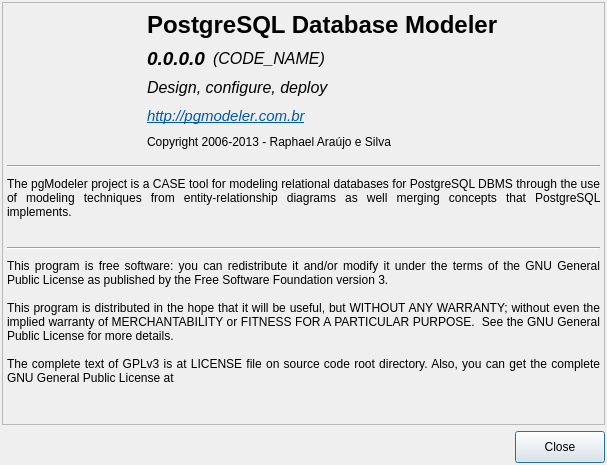
Above: libpgmodeler_ui/ui/aboutform.ui from pgmodeler/pgmodeler before the change. Below: the same form after it.
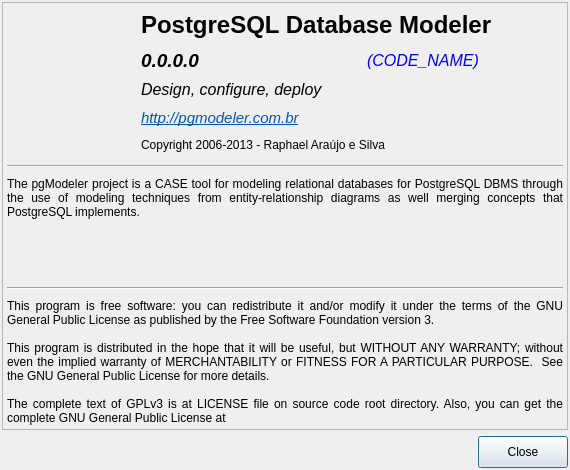
That is the form after the change. Icons and pictures are not drawn.

Commit message: Added the basic structure for database import (helper and form).

What changed in the file:
```diff
--- a/libpgmodeler_ui/ui/aboutform.ui
+++ b/libpgmodeler_ui/ui/aboutform.ui
@@ -9,26 +9,26 @@
    <rect>
     <x>0</x>
     <y>0</y>
-    <width>607</width>
-    <height>465</height>
+    <width>570</width>
+    <height>470</height>
    </rect>
   </property>
   <property name="sizePolicy">
-   <sizepolicy hsizetype="Fixed" vsizetype="Preferred">
+   <sizepolicy hsizetype="Fixed" vsizetype="Fixed">
     <horstretch>0</horstretch>
     <verstretch>0</verstretch>
    </sizepolicy>
   </property>
   <property name="minimumSize">
    <size>
-    <width>600</width>
-    <height>465</height>
+    <width>570</width>
+    <height>470</height>
    </size>
   </property>
   <property name="maximumSize">
    <size>
-    <width>607</width>
-    <height>465</height>
+    <width>570</width>
+    <height>470</height>
    </size>
   </property>
   <property name="windowTitle">
@@ -111,7 +111,7 @@
      <property name="frameShadow">
       <enum>QFrame::Raised</enum>
      </property>
-     <layout class="QGridLayout" name="gridLayout_4">
+     <layout class="QVBoxLayout" name="verticalLayout">
       <property name="leftMargin">
        <number>4</number>
       </property>
@@ -124,44 +124,10 @@
       <property name="bottomMargin">
        <number>4</number>
       </property>
-      <item row="0" column="0">
-       <widget class="QLabel" name="label">
-        <property name="sizePolicy">
-         <sizepolicy hsizetype="Fixed" vsizetype="Fixed">
-          <horstretch>0</horstretch>
-          <verstretch>0</verstretch>
-         </sizepolicy>
-        </property>
-        <property name="minimumSize">
-         <size>
-          <width>128</width>
-          <height>148</height>
-         </size>
-        </property>
-        <property name="maximumSize">
-         <size>
-          <width>128</width>
-          <height>148</height>
-         </size>
-        </property>
-        <property name="text">
-         <string/>
-        </property>
-        <property name="pixmap">
-         <pixmap resource="../res/resources.qrc">:/imagens/imagens/pgmodeler_splash.png</pixmap>
-        </property>
-        <property name="scaledContents">
-         <bool>true</bool>
-        </property>
-       </widget>
-      </item>
-      <item row="0" column="1">
-       <layout class="QGridLayout" name="gridLayout_2">
-        <property name="leftMargin">
-         <number>6</number>
-        </property>
-        <item row="1" column="0" colspan="2">
-         <widget class="QLabel" name="pgmodeler_ver_lbl">
+      <item>
+       <layout class="QGridLayout" name="gridLayout">
+        <item row="0" column="0" rowspan="5">
+         <widget class="QLabel" name="label">
           <property name="sizePolicy">
            <sizepolicy hsizetype="Fixed" vsizetype="Fixed">
             <horstretch>0</horstretch>
@@ -170,30 +136,28 @@
           </property>
           <property name="minimumSize">
            <size>
-            <width>60</width>
-            <height>0</height>
+            <width>128</width>
+            <height>148</height>
            </size>
           </property>
           <property name="maximumSize">
            <size>
-            <width>16777215</width>
-            <height>18</height>
+            <width>128</width>
+            <height>148</height>
            </size>
           </property>
-          <property name="font">
-           <font>
-            <pointsize>14</pointsize>
-            <weight>75</weight>
-            <italic>true</italic>
-            <bold>true</bold>
-           </font>
-          </property>
           <property name="text">
-           <string>0.0.0.0</string>
+           <string/>
+          </property>
+          <property name="pixmap">
+           <pixmap resource="../res/resources.qrc">:/imagens/imagens/pgmodeler_splash.png</pixmap>
+          </property>
+          <property name="scaledContents">
+           <bool>true</bool>
           </property>
          </widget>
         </item>
-        <item row="0" column="0" colspan="3">
+        <item row="0" column="1" colspan="2">
          <widget class="QLabel" name="label_5">
           <property name="sizePolicy">
            <sizepolicy hsizetype="Expanding" vsizetype="Fixed">
@@ -213,40 +177,36 @@
           </property>
          </widget>
         </item>
-        <item row="4" column="0" colspan="3">
-         <widget class="QLabel" name="label_3">
+        <item row="1" column="1">
+         <widget class="QLabel" name="pgmodeler_ver_lbl">
           <property name="sizePolicy">
            <sizepolicy hsizetype="Preferred" vsizetype="Fixed">
             <horstretch>0</horstretch>
             <verstretch>0</verstretch>
            </sizepolicy>
           </property>
-          <property name="text">
-           <string>Copyright 2006-2013 - Raphael Araújo e Silva &lt;rkhaotix@gmail.com&gt;</string>
+          <property name="minimumSize">
+           <size>
+            <width>220</width>
+            <height>0</height>
+           </size>
           </property>
-         </widget>
-        </item>
-        <item row="3" column="0" colspan="3">
-         <widget class="QLabel" name="label_2">
-          <property name="sizePolicy">
-           <sizepolicy hsizetype="Preferred" vsizetype="Fixed">
-            <horstretch>0</horstretch>
-            <verstretch>0</verstretch>
-           </sizepolicy>
+          <property name="maximumSize">
+           <size>
+            <width>16777215</width>
+            <height>18</height>
+           </size>
           </property>
           <property name="font">
            <font>
-            <pointsize>8</pointsize>
+            <pointsize>14</pointsize>
+            <weight>75</weight>
+            <italic>true</italic>
+            <bold>true</bold>
            </font>
           </property>
           <property name="text">
-           <string>&lt;html&gt;&lt;head/&gt;&lt;body&gt;&lt;p&gt;&lt;a href=&quot;http://pgmodeler.com.br&quot;&gt;&lt;span style=&quot; font-size:11pt; font-style:italic; text-decoration: underline; color:#0057ae;&quot;&gt;http://pgmodeler.com.br&lt;/span&gt;&lt;/a&gt;&lt;/p&gt;&lt;/body&gt;&lt;/html&gt;</string>
-          </property>
-          <property name="textFormat">
-           <enum>Qt::RichText</enum>
-          </property>
-          <property name="openExternalLinks">
-           <bool>true</bool>
+           <string>0.0.0.0</string>
           </property>
          </widget>
         </item>
@@ -258,6 +218,43 @@
             <verstretch>0</verstretch>
            </sizepolicy>
           </property>
+          <property name="palette">
+           <palette>
+            <active>
+             <colorrole role="WindowText">
+              <brush brushstyle="SolidPattern">
+               <color alpha="255">
+                <red>0</red>
+                <green>0</green>
+                <blue>255</blue>
+               </color>
+              </brush>
+             </colorrole>
+            </active>
+            <inactive>
+             <colorrole role="WindowText">
+              <brush brushstyle="SolidPattern">
+               <color alpha="255">
+                <red>0</red>
+                <green>0</green>
+                <blue>255</blue>
+               </color>
+              </brush>
+             </colorrole>
+            </inactive>
+            <disabled>
+             <colorrole role="WindowText">
+              <brush brushstyle="SolidPattern">
+               <color alpha="255">
+                <red>34</red>
+                <green>31</green>
+                <blue>30</blue>
+               </color>
+              </brush>
+             </colorrole>
+            </disabled>
+           </palette>
+          </property>
           <property name="font">
            <font>
             <pointsize>12</pointsize>
@@ -274,7 +271,7 @@
           </property>
          </widget>
         </item>
-        <item row="2" column="0" colspan="3">
+        <item row="2" column="1" colspan="2">
          <widget class="QLabel" name="label_9">
           <property name="sizePolicy">
            <sizepolicy hsizetype="Expanding" vsizetype="Fixed">
@@ -284,7 +281,7 @@
           </property>
           <property name="minimumSize">
            <size>
-            <width>230</width>
+            <width>0</width>
             <height>0</height>
            </size>
           </property>
@@ -305,9 +302,46 @@
           </property>
          </widget>
         </item>
+        <item row="4" column="1" colspan="2">
+         <widget class="QLabel" name="label_3">
+          <property name="sizePolicy">
+           <sizepolicy hsizetype="Preferred" vsizetype="Fixed">
+            <horstretch>0</horstretch>
+            <verstretch>0</verstretch>
+           </sizepolicy>
+          </property>
+          <property name="text">
+           <string>Copyright 2006-2013 - Raphael Araújo e Silva</string>
+          </property>
+         </widget>
+        </item>
+        <item row="3" column="1" colspan="2">
+         <widget class="QLabel" name="label_2">
+          <property name="sizePolicy">
+           <sizepolicy hsizetype="Preferred" vsizetype="Fixed">
+            <horstretch>0</horstretch>
+            <verstretch>0</verstretch>
+           </sizepolicy>
+          </property>
+          <property name="font">
+           <font>
+            <pointsize>8</pointsize>
+           </font>
+          </property>
+          <property name="text">
+           <string>&lt;html&gt;&lt;head/&gt;&lt;body&gt;&lt;p&gt;&lt;a href=&quot;http://pgmodeler.com.br&quot;&gt;&lt;span style=&quot; font-size:11pt; font-style:italic; text-decoration: underline; color:#0057ae;&quot;&gt;http://pgmodeler.com.br&lt;/span&gt;&lt;/a&gt;&lt;/p&gt;&lt;/body&gt;&lt;/html&gt;</string>
+          </property>
+          <property name="textFormat">
+           <enum>Qt::RichText</enum>
+          </property>
+          <property name="openExternalLinks">
+           <bool>true</bool>
+          </property>
+         </widget>
+        </item>
        </layout>
       </item>
-      <item row="1" column="0" colspan="2">
+      <item>
        <widget class="QFrame" name="frame_2">
         <property name="sizePolicy">
          <sizepolicy hsizetype="Minimum" vsizetype="Fixed">
@@ -335,7 +369,69 @@
         </property>
        </widget>
       </item>
-      <item row="4" column="0" colspan="2">
+      <item>
+       <widget class="QLabel" name="label_20">
+        <property name="sizePolicy">
+         <sizepolicy hsizetype="Preferred" vsizetype="Preferred">
+          <horstretch>0</horstretch>
+          <verstretch>0</verstretch>
+         </sizepolicy>
+        </property>
+        <property name="minimumSize">
+         <size>
+          <width>0</width>
+          <height>0</height>
+         </size>
+        </property>
+        <property name="text">
+         <string>The pgModeler project is a CASE tool for modeling relational databases for PostgreSQL DBMS through the use of modeling techniques from entity-relationship diagrams as well merging concepts that PostgreSQL implements.</string>
+        </property>
+        <property name="textFormat">
+         <enum>Qt::PlainText</enum>
+        </property>
+        <property name="alignment">
+         <set>Qt::AlignJustify|Qt::AlignTop</set>
+        </property>
+        <property name="wordWrap">
+         <bool>true</bool>
+        </property>
+        <property name="margin">
+         <number>4</number>
+        </property>
+        <property name="textInteractionFlags">
+         <set>Qt::NoTextInteraction</set>
+        </property>
+       </widget>
+      </item>
+      <item>
+       <widget class="QFrame" name="frame_3">
+        <property name="sizePolicy">
+         <sizepolicy hsizetype="Minimum" vsizetype="Fixed">
+          <horstretch>0</horstretch>
+          <verstretch>0</verstretch>
+         </sizepolicy>
+        </property>
+        <property name="minimumSize">
+         <size>
+          <width>0</width>
+          <height>10</height>
+         </size>
+        </property>
+        <property name="maximumSize">
+         <size>
+          <width>16777215</width>
+          <height>10</height>
+         </size>
+        </property>
+        <property name="frameShape">
+         <enum>QFrame::HLine</enum>
+        </property>
+        <property name="frameShadow">
+         <enum>QFrame::Sunken</enum>
+        </property>
+       </widget>
+      </item>
+      <item>
        <widget class="QLabel" name="label_8">
         <property name="sizePolicy">
          <sizepolicy hsizetype="Preferred" vsizetype="Preferred">
@@ -346,7 +442,7 @@
         <property name="minimumSize">
          <size>
           <width>0</width>
-          <height>150</height>
+          <height>0</height>
          </size>
         </property>
         <property name="frameShadow">
@@ -357,7 +453,7 @@
 
 This program is distributed in the hope that it will be useful, but WITHOUT ANY WARRANTY; without even the implied warranty of MERCHANTABILITY or FITNESS FOR A PARTICULAR PURPOSE.  See the GNU General Public License for more details.
 
-The complete text of GPLv3 is at LICENSE file on source code root directory. Also, you can get the complete GNU General Public License at &lt;http://www.gnu.org/licenses/&gt;</string>
+The complete text of GPLv3 is at LICENSE file on source code root directory. Also, you can get the complete GNU General Public License at &lt;gnu.org/licenses&gt;</string>
         </property>
         <property name="textFormat">
          <enum>Qt::PlainText</enum>
@@ -379,81 +475,6 @@
         </property>
        </widget>
       </item>
-      <item row="2" column="0" colspan="2">
-       <widget class="QLabel" name="label_20">
-        <property name="sizePolicy">
-         <sizepolicy hsizetype="Preferred" vsizetype="Fixed">
-          <horstretch>0</horstretch>
-          <verstretch>0</verstretch>
-         </sizepolicy>
-        </property>
-        <property name="minimumSize">
-         <size>
-          <width>0</width>
-          <height>60</height>
-         </size>
-        </property>
-        <property name="text">
-         <string>The pgModeler project is a CASE tool for modeling relational databases for PostgreSQL DBMS through the use of modeling techniques from entity-relationship diagrams as well merging concepts that PostgreSQL implements.</string>
-        </property>
-        <property name="textFormat">
-         <enum>Qt::PlainText</enum>
-        </property>
-        <property name="alignment">
-         <set>Qt::AlignJustify|Qt::AlignTop</set>
-        </property>
-        <property name="wordWrap">
-         <bool>true</bool>
-        </property>
-        <property name="margin">
-         <number>4</number>
-        </property>
-        <property name="textInteractionFlags">
-         <set>Qt::NoTextInteraction</set>
-        </property>
-       </widget>
-      </item>
-      <item row="3" column="0" colspan="2">
-       <widget class="QFrame" name="frame_3">
-        <property name="sizePolicy">
-         <sizepolicy hsizetype="Minimum" vsizetype="Fixed">
-          <horstretch>0</horstretch>
-          <verstretch>0</verstretch>
-         </sizepolicy>
-        </property>
-        <property name="minimumSize">
-         <size>
-          <width>0</width>
-          <height>10</height>
-         </size>
-        </property>
-        <property name="maximumSize">
-         <size>
-          <width>16777215</width>
-          <height>10</height>
-         </size>
-        </property>
-        <property name="frameShape">
-         <enum>QFrame::HLine</enum>
-        </property>
-        <property name="frameShadow">
-         <enum>QFrame::Sunken</enum>
-        </property>
-       </widget>
-      </item>
-      <item row="5" column="0" colspan="2">
-       <spacer name="verticalSpacer">
-        <property name="orientation">
-         <enum>Qt::Vertical</enum>
-        </property>
-        <property name="sizeHint" stdset="0">
-         <size>
-          <width>20</width>
-          <height>40</height>
-         </size>
-        </property>
-       </spacer>
-      </item>
      </layout>
     </widget>
    </item>
```
The commit also changes 12 other files.
